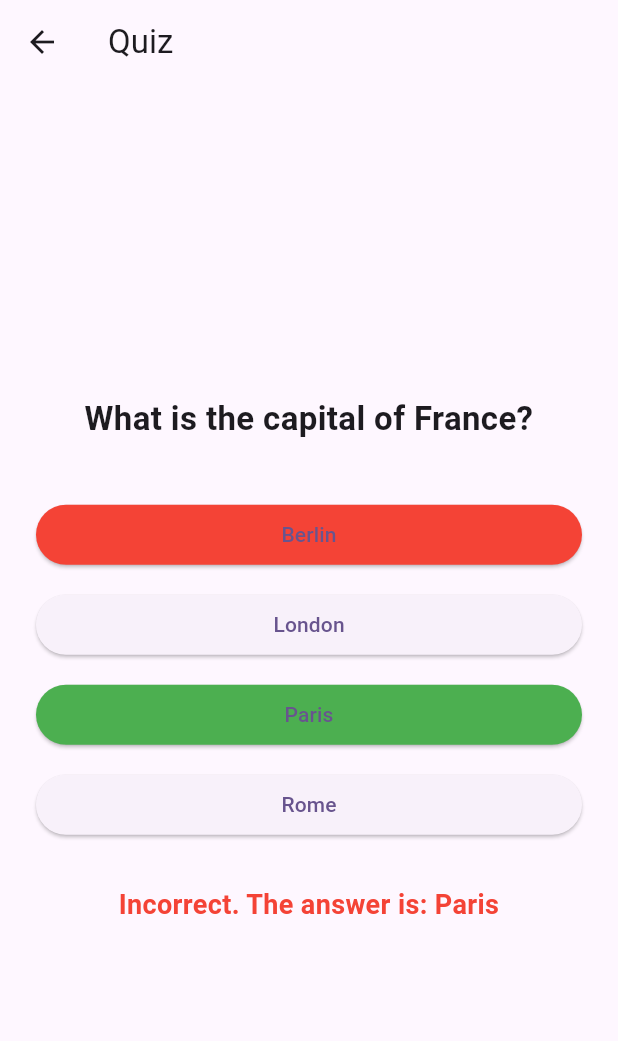
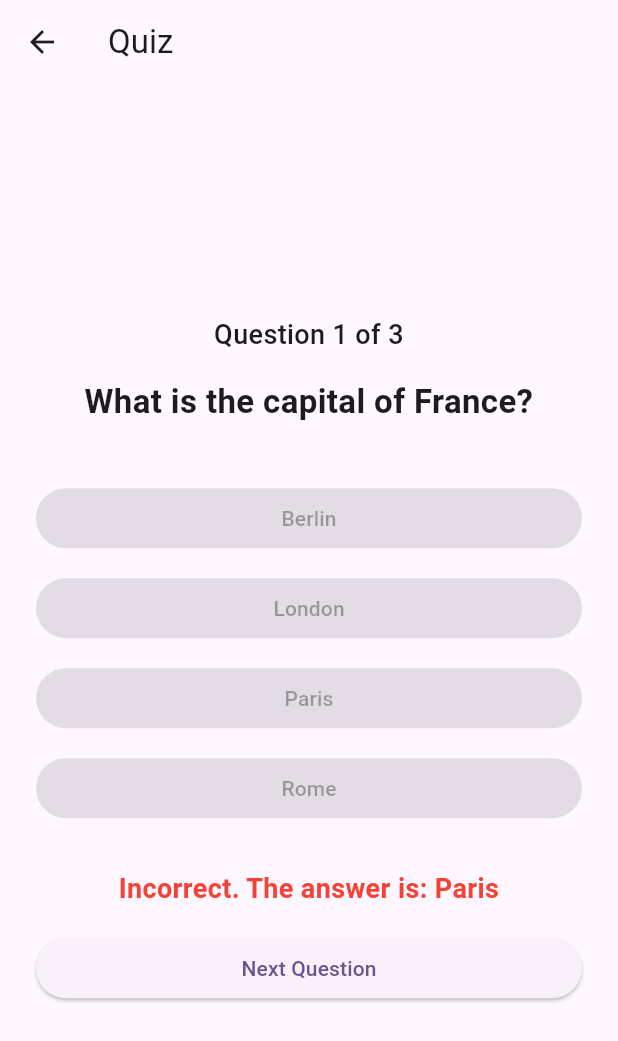
Before and after one commit to peterkure3/quizmo, a Flutter app: the QuizScreen screen opened directly, after a tap on "Berlin", on a phone screen of 412 x 824 dp. Shown: the top 1041 px of the screen. Run offline on Flutter 3.47's test engine with Material 3 defaults, Android fonts, the phone set to English and light mode, and no system bars; our stand-ins replace shared_preferences; accounts and stored records are empty.

Commit message:
Feat: Questions, Feedback and Final scores

```diff
--- a/lib/screens/quiz_screen.dart
+++ b/lib/screens/quiz_screen.dart
@@ -6,44 +6,114 @@ class QuizScreen extends StatelessWidget {
 
   @override
   Widget build(BuildContext context) {
-    // Sample question
-    final QuizQuestion sample = QuizQuestion(
-      question: 'What is the capital of France?',
-      options: ['Berlin', 'London', 'Paris', 'Rome'],
-      correctIndex: 2,
-    );
+    final List<QuizQuestion> questions = [
+      QuizQuestion(
+        question: 'What is the capital of France?',
+        options: ['Berlin', 'London', 'Paris', 'Rome'],
+        correctIndex: 2,
+      ),
+      QuizQuestion(
+        question: 'Which planet is known as the Red Planet?',
+        options: ['Earth', 'Mars', 'Jupiter', 'Venus'],
+        correctIndex: 1,
+      ),
+      QuizQuestion(
+        question: 'Who wrote "Hamlet"?',
+        options: ['Charles Dickens', 'Mark Twain', 'William Shakespeare', 'Jane Austen'],
+        correctIndex: 2,
+      ),
+    ];
     return Scaffold(
       appBar: AppBar(
         title: const Text('Quiz'),
       ),
-      body: QuizQuestionWidget(question: sample),
+      body: QuizFlowWidget(questions: questions),
     );
   }
 }
 
-class QuizQuestionWidget extends StatefulWidget {
-  final QuizQuestion question;
-  const QuizQuestionWidget({Key? key, required this.question}) : super(key: key);
+class QuizFlowWidget extends StatefulWidget {
+  final List<QuizQuestion> questions;
+  const QuizFlowWidget({Key? key, required this.questions}) : super(key: key);
 
   @override
-  State<QuizQuestionWidget> createState() => _QuizQuestionWidgetState();
+  State<QuizFlowWidget> createState() => _QuizFlowWidgetState();
 }
 
-class _QuizQuestionWidgetState extends State<QuizQuestionWidget> {
+class _QuizFlowWidgetState extends State<QuizFlowWidget> {
+  int currentQuestion = 0;
+  int score = 0;
   int? selectedIndex;
   bool answered = false;
+  bool finished = false;
 
   void selectAnswer(int idx) {
-    if (!answered) {
+    if (!answered && !finished) {
       setState(() {
         selectedIndex = idx;
         answered = true;
+        if (idx == widget.questions[currentQuestion].correctIndex) {
+          score++;
+        }
       });
     }
   }
 
+  void nextQuestion() {
+    if (currentQuestion < widget.questions.length - 1) {
+      setState(() {
+        currentQuestion++;
+        selectedIndex = null;
+        answered = false;
+      });
+    } else {
+      setState(() {
+        finished = true;
+      });
+    }
+  }
+
+  void restartQuiz() {
+    setState(() {
+      currentQuestion = 0;
+      score = 0;
+      selectedIndex = null;
+      answered = false;
+      finished = false;
+    });
+  }
+
   @override
   Widget build(BuildContext context) {
+    if (finished) {
+      return Center(
+        child: Column(
+          mainAxisAlignment: MainAxisAlignment.center,
+          children: [
+            Text(
+              'Quiz Finished!',
+              style: const TextStyle(fontSize: 26, fontWeight: FontWeight.bold),
+            ),
+            const SizedBox(height: 16),
+            Text(
+              'Your score: $score / ${widget.questions.length}',
+              style: const TextStyle(fontSize: 20),
+            ),
+            const SizedBox(height: 32),
+            ElevatedButton(
+              onPressed: restartQuiz,
+              child: const Text('Restart Quiz'),
+            ),
+            const SizedBox(height: 12),
+            ElevatedButton(
+              onPressed: () => Navigator.pop(context),
+              child: const Text('Back to Home'),
+            ),
+          ],
+        ),
+      );
+    }
+    final question = widget.questions[currentQuestion];
     return Padding(
       padding: const EdgeInsets.all(24.0),
       child: Column(
@@ -51,14 +121,20 @@ class _QuizQuestionWidgetState extends State<QuizQuestionWidget> {
         crossAxisAlignment: CrossAxisAlignment.stretch,
         children: [
           Text(
-            widget.question.question,
+            'Question ${currentQuestion + 1} of ${widget.questions.length}',
+            style: const TextStyle(fontSize: 18, fontWeight: FontWeight.w500),
+            textAlign: TextAlign.center,
+          ),
+          const SizedBox(height: 16),
+          Text(
+            question.question,
             style: const TextStyle(fontSize: 22, fontWeight: FontWeight.bold),
             textAlign: TextAlign.center,
           ),
           const SizedBox(height: 32),
-          ...List.generate(widget.question.options.length, (idx) {
+          ...List.generate(question.options.length, (idx) {
             final isSelected = selectedIndex == idx;
-            final isCorrect = widget.question.correctIndex == idx;
+            final isCorrect = question.correctIndex == idx;
             Color? color;
             if (answered) {
               if (isCorrect) {
@@ -73,26 +149,33 @@ class _QuizQuestionWidgetState extends State<QuizQuestionWidget> {
                 style: ElevatedButton.styleFrom(
                   backgroundColor: color,
                 ),
-                onPressed: () => selectAnswer(idx),
-                child: Text(widget.question.options[idx]),
+                onPressed: answered ? null : () => selectAnswer(idx),
+                child: Text(question.options[idx]),
               ),
             );
           }),
           const SizedBox(height: 24),
           if (answered)
             Text(
-              selectedIndex == widget.question.correctIndex
+              selectedIndex == question.correctIndex
                   ? 'Correct!'
-                  : 'Incorrect. The answer is: ${widget.question.options[widget.question.correctIndex]}',
+                  : 'Incorrect. The answer is: ${question.options[question.correctIndex]}',
               style: TextStyle(
                 fontSize: 18,
-                color: selectedIndex == widget.question.correctIndex
+                color: selectedIndex == question.correctIndex
                     ? Colors.green
                     : Colors.red,
                 fontWeight: FontWeight.bold,
               ),
               textAlign: TextAlign.center,
             ),
+          if (answered)
+            const SizedBox(height: 16),
+          if (answered)
+            ElevatedButton(
+              onPressed: nextQuestion,
+              child: Text(currentQuestion < widget.questions.length - 1 ? 'Next Question' : 'Finish'),
+            ),
         ],
       ),
     );
```
